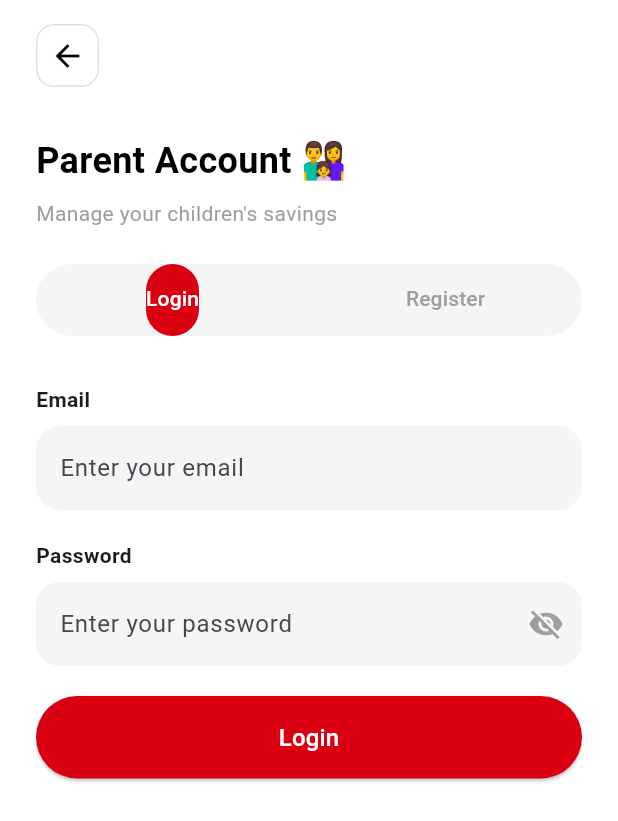
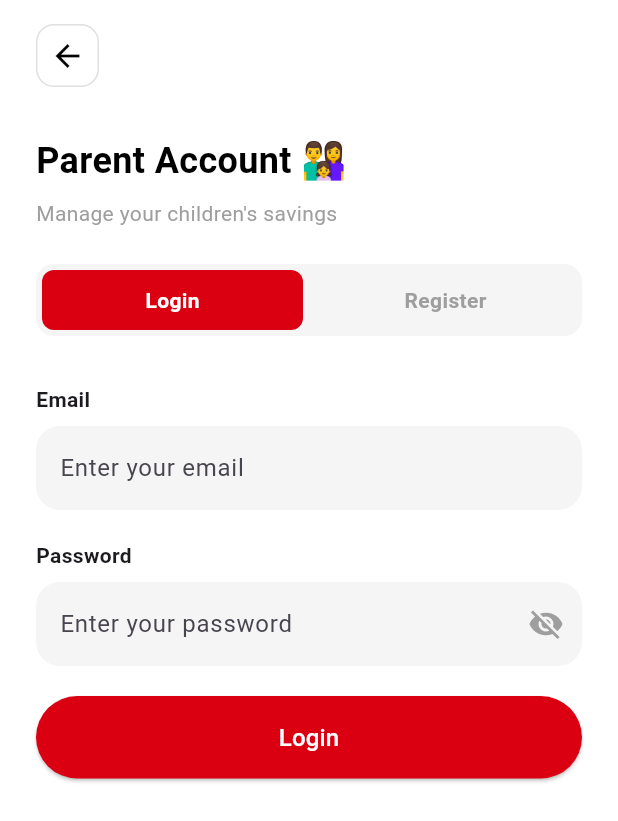
Before and after one commit to olagunju-oluwabukola/kids-savings-app, a Flutter app: the ParentAuthScreen screen opened directly, on a phone screen of 412 x 824 dp. Shown: the top 821 px of the screen. Run offline on Flutter 3.47's test engine with Material 3 defaults, Android fonts, the phone set to English and light mode, and no system bars.

Commit message:
button fix

```diff
--- a/lib/pages/parent_auth_screen.dart
+++ b/lib/pages/parent_auth_screen.dart
@@ -7,9 +7,8 @@ class ParentAuthScreen extends StatefulWidget {
   State<ParentAuthScreen> createState() => _ParentAuthScreenState();
 }
 
-class _ParentAuthScreenState extends State<ParentAuthScreen>
-    with SingleTickerProviderStateMixin {
-  late TabController _tabController;
+class _ParentAuthScreenState extends State<ParentAuthScreen> {
+  bool _isLogin = true;
   final _emailController = TextEditingController();
   final _passwordController = TextEditingController();
   final _nameController = TextEditingController();
@@ -19,14 +18,7 @@ class _ParentAuthScreenState extends State<ParentAuthScreen>
   bool _obscureConfirm = true;
 
   @override
-  void initState() {
-    super.initState();
-    _tabController = TabController(length: 2, vsync: this);
-  }
-
-  @override
   void dispose() {
-    _tabController.dispose();
     _emailController.dispose();
     _passwordController.dispose();
     _nameController.dispose();
@@ -78,14 +70,14 @@ class _ParentAuthScreenState extends State<ParentAuthScreen>
                     // TODO: navigate to parent home screen
                   },
                   style: ElevatedButton.styleFrom(
-                    // backgroundColor: const Color(0xFFDB0011),
+                    backgroundColor: const Color(0xFFDB0011),
                     padding: const EdgeInsets.symmetric(vertical: 14),
                     shape: RoundedRectangleBorder(
                       borderRadius: BorderRadius.circular(30),
                     ),
                   ),
                   child: const Text(
-                    "Continue",
+                    "Start Using the App",
                     style: TextStyle(color: Colors.white, fontSize: 16),
                   ),
                 ),
@@ -153,6 +145,68 @@ class _ParentAuthScreenState extends State<ParentAuthScreen>
     );
   }
 
+  Widget _buildToggle() {
+    return Container(
+      height: 48,
+      decoration: BoxDecoration(
+        color: const Color(0xFFF5F5F5),
+        borderRadius: BorderRadius.circular(12),
+      ),
+      child: Row(
+        children: [
+          Expanded(
+            child: GestureDetector(
+              onTap: () => setState(() => _isLogin = true),
+              child: AnimatedContainer(
+                duration: const Duration(milliseconds: 200),
+                margin: const EdgeInsets.all(4),
+                decoration: BoxDecoration(
+                  color: _isLogin
+                      ? const Color(0xFFDB0011)
+                      : Colors.transparent,
+                  borderRadius: BorderRadius.circular(8),
+                ),
+                alignment: Alignment.center,
+                child: Text(
+                  "Login",
+                  style: TextStyle(
+                    color: _isLogin ? Colors.white : Colors.grey,
+                    fontWeight: FontWeight.w600,
+                    fontSize: 14,
+                  ),
+                ),
+              ),
+            ),
+          ),
+          Expanded(
+            child: GestureDetector(
+              onTap: () => setState(() => _isLogin = false),
+              child: AnimatedContainer(
+                duration: const Duration(milliseconds: 200),
+                margin: const EdgeInsets.all(4),
+                decoration: BoxDecoration(
+                  color: !_isLogin
+                      ? const Color(0xFFDB0011)
+                      : Colors.transparent,
+                  borderRadius: BorderRadius.circular(8),
+                ),
+                alignment: Alignment.center,
+                child: Text(
+                  "Register",
+                  style: TextStyle(
+                    color: !_isLogin ? Colors.white : Colors.grey,
+                    fontWeight: FontWeight.w600,
+                    fontSize: 14,
+                  ),
+                ),
+              ),
+            ),
+          ),
+        ],
+      ),
+    );
+  }
+
   @override
   Widget build(BuildContext context) {
     return Scaffold(
@@ -190,34 +244,25 @@ class _ParentAuthScreenState extends State<ParentAuthScreen>
                 style: TextStyle(fontSize: 14, color: Colors.grey),
               ),
               const SizedBox(height: 24),
-              Container(
-                decoration: BoxDecoration(
-                  color: const Color(0xFFF5F5F5),
-                  borderRadius: BorderRadius.circular(30),
+
+              _buildToggle(),
+
+              const SizedBox(height: 32),
+
+              Expanded(
+                child: SingleChildScrollView(
+                  child: _isLogin ? _buildLoginForm() : _buildRegisterForm(),
                 ),
-                child: TabBar(
-                  controller: _tabController,
-                  indicator: BoxDecoration(
-                    color: const Color(0xFFDB0011),
-                    borderRadius: BorderRadius.circular(30),
               ),
-                  labelColor: Colors.white,
-                  unselectedLabelColor: Colors.grey,
-                  dividerColor: Colors.transparent,
-                  tabs: const [
-                    Tab(text: "Login"),
-                    Tab(text: "Register"),
             ],
           ),
         ),
-              const SizedBox(height: 32),
-              Expanded(
-                child: TabBarView(
-                  controller: _tabController,
-                  children: [
-                    // --- LOGIN TAB ---
-                    SingleChildScrollView(
-                      child: Column(
+      ),
+    );
+  }
+
+  Widget _buildLoginForm() {
+    return Column(
       children: [
         _buildTextField(
           controller: _emailController,
@@ -238,19 +283,13 @@ class _ParentAuthScreenState extends State<ParentAuthScreen>
               final email = _emailController.text.trim();
               if (email.isEmpty) {
                 ScaffoldMessenger.of(context).showSnackBar(
-                                    const SnackBar(
-                                      content: Text("Please enter your email!"),
-                                    ),
+                  const SnackBar(content: Text("Please enter your email!")),
                 );
                 return;
               }
               if (_passwordController.text.trim().isEmpty) {
                 ScaffoldMessenger.of(context).showSnackBar(
-                                    const SnackBar(
-                                      content: Text(
-                                        "Please enter your password!",
-                                      ),
-                                    ),
+                  const SnackBar(content: Text("Please enter your password!")),
                 );
                 return;
               }
@@ -258,29 +297,23 @@ class _ParentAuthScreenState extends State<ParentAuthScreen>
             },
             style: ElevatedButton.styleFrom(
               backgroundColor: const Color(0xFFDB0011),
-                                padding: const EdgeInsets.symmetric(
-                                  vertical: 16,
-                                ),
+              padding: const EdgeInsets.symmetric(vertical: 16),
               shape: RoundedRectangleBorder(
                 borderRadius: BorderRadius.circular(30),
               ),
             ),
             child: const Text(
               "Login",
-                                style: TextStyle(
-                                  color: Colors.white,
-                                  fontSize: 16,
-                                ),
+              style: TextStyle(color: Colors.white, fontSize: 16),
             ),
           ),
         ),
       ],
-                      ),
-                    ),
+    );
+  }
 
-                    // --- REGISTER TAB ---
-                    SingleChildScrollView(
-                      child: Column(
+  Widget _buildRegisterForm() {
+    return Column(
       children: [
         _buildTextField(
           controller: _nameController,
@@ -318,44 +351,34 @@ class _ParentAuthScreenState extends State<ParentAuthScreen>
               final name = _nameController.text.trim();
               if (name.isEmpty) {
                 ScaffoldMessenger.of(context).showSnackBar(
-                                    const SnackBar(
-                                      content: Text("Please enter your name!"),
-                                    ),
+                  const SnackBar(content: Text("Please enter your name!")),
                 );
                 return;
               }
               if (_emailController.text.trim().isEmpty) {
                 ScaffoldMessenger.of(context).showSnackBar(
-                                    const SnackBar(
-                                      content: Text("Please enter your email!"),
-                                    ),
+                  const SnackBar(content: Text("Please enter your email!")),
                 );
                 return;
               }
               if (_phoneController.text.trim().isEmpty) {
                 ScaffoldMessenger.of(context).showSnackBar(
                   const SnackBar(
-                                      content: Text(
-                                        "Please enter your phone number!",
-                                      ),
+                    content: Text("Please enter your phone number!"),
                   ),
                 );
                 return;
               }
               if (_passwordController.text.trim().isEmpty) {
                 ScaffoldMessenger.of(context).showSnackBar(
-                                    const SnackBar(
-                                      content: Text("Please enter a password!"),
-                                    ),
+                  const SnackBar(content: Text("Please enter a password!")),
                 );
                 return;
               }
               if (_passwordController.text.trim() !=
                   _confirmPasswordController.text.trim()) {
                 ScaffoldMessenger.of(context).showSnackBar(
-                                    const SnackBar(
-                                      content: Text("Passwords do not match!"),
-                                    ),
+                  const SnackBar(content: Text("Passwords do not match!")),
                 );
                 return;
               }
@@ -363,33 +386,19 @@ class _ParentAuthScreenState extends State<ParentAuthScreen>
             },
             style: ElevatedButton.styleFrom(
               backgroundColor: const Color(0xFFDB0011),
-                                padding: const EdgeInsets.symmetric(
-                                  vertical: 16,
-                                ),
+              padding: const EdgeInsets.symmetric(vertical: 16),
               shape: RoundedRectangleBorder(
                 borderRadius: BorderRadius.circular(30),
               ),
             ),
             child: const Text(
               "Create Account",
-                                style: TextStyle(
-                                  color: Colors.white,
-                                  fontSize: 16,
-                                ),
+              style: TextStyle(color: Colors.white, fontSize: 16),
             ),
           ),
         ),
         const SizedBox(height: 24),
       ],
-                      ),
-                    ),
-                  ],
-                ),
-              ),
-            ],
-          ),
-        ),
-      ),
     );
   }
 }
```
Also changed, not shown: lib/pages/youth_auth_screen.dart (+87 -77 lines). Lines whose indentation alone changed are shown as unchanged.
